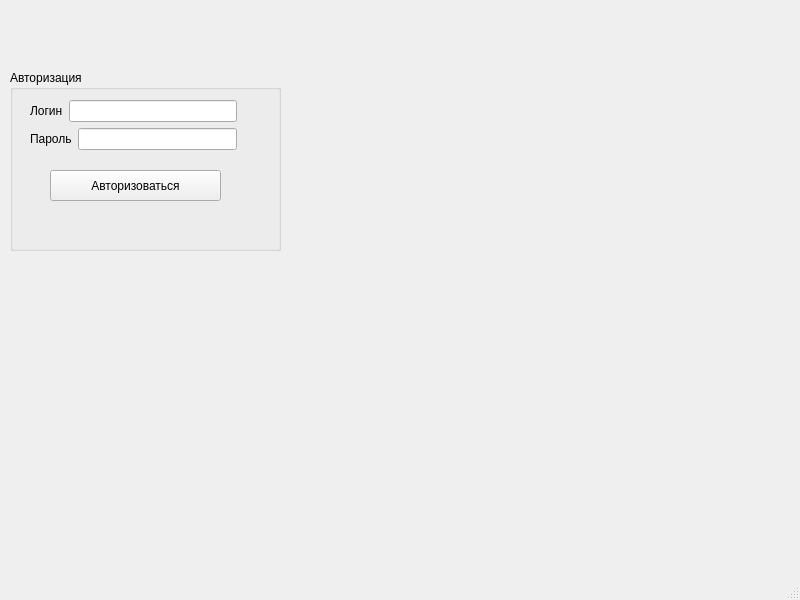
Above: mainwindow.ui from Mher55555/muzeynoedelo2 before the change. Below: the same form after it.
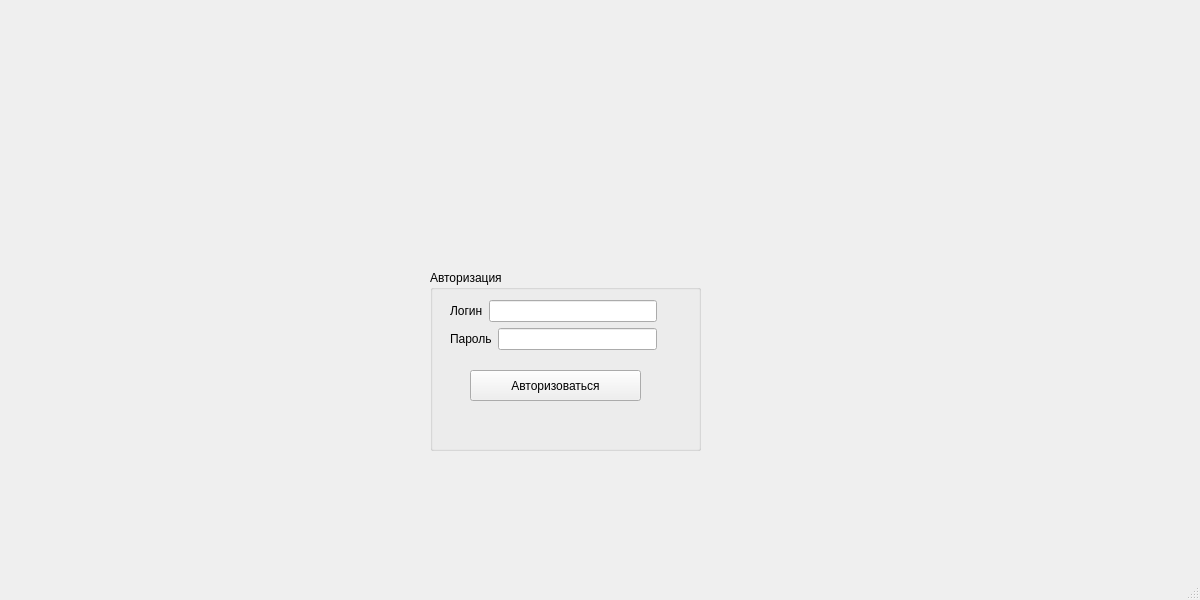
That is the form after the change.

What changed in the file:
```diff
--- a/mainwindow.ui
+++ b/mainwindow.ui
@@ -6,10 +6,22 @@
    <rect>
     <x>0</x>
     <y>0</y>
-    <width>800</width>
+    <width>1200</width>
     <height>600</height>
    </rect>
   </property>
+  <property name="minimumSize">
+   <size>
+    <width>1200</width>
+    <height>600</height>
+   </size>
+  </property>
+  <property name="maximumSize">
+   <size>
+    <width>1200</width>
+    <height>600</height>
+   </size>
+  </property>
   <property name="windowTitle">
    <string>MainWindow</string>
   </property>
@@ -17,8 +29,8 @@
    <widget class="QGroupBox" name="groupBox">
     <property name="geometry">
      <rect>
-      <x>10</x>
-      <y>70</y>
+      <x>430</x>
+      <y>270</y>
       <width>271</width>
       <height>181</height>
      </rect>
@@ -39,7 +51,7 @@
       <string>Авторизоваться</string>
      </property>
     </widget>
-    <widget class="QWidget" name="">
+    <widget class="QWidget" name="layoutWidget">
      <property name="geometry">
       <rect>
        <x>20</x>
@@ -80,6 +92,19 @@
      </layout>
     </widget>
    </widget>
+   <widget class="QLabel" name="image">
+    <property name="geometry">
+     <rect>
+      <x>20</x>
+      <y>220</y>
+      <width>411</width>
+      <height>351</height>
+     </rect>
+    </property>
+    <property name="text">
+     <string/>
+    </property>
+   </widget>
   </widget>
   <widget class="QMenuBar" name="menubar">
    <property name="geometry">
```
Left out of the diff: 2 changed lines with no effect on the pictures.
